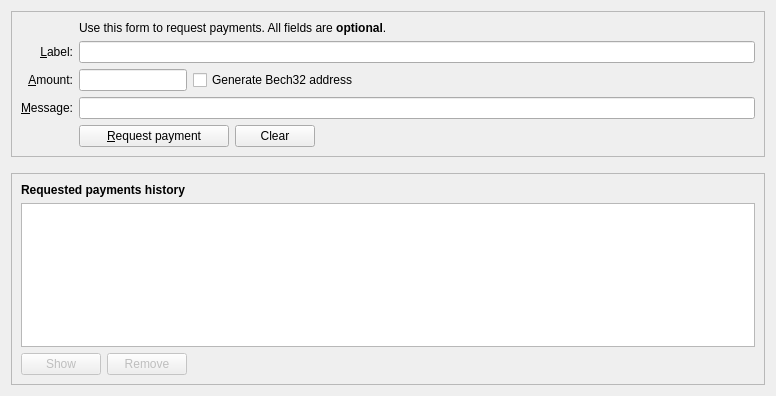
This is src/qt/forms/receivecoinsdialog.ui in digibyte/digibyte as Qt 5 draws it before an edit. The edited form follows.
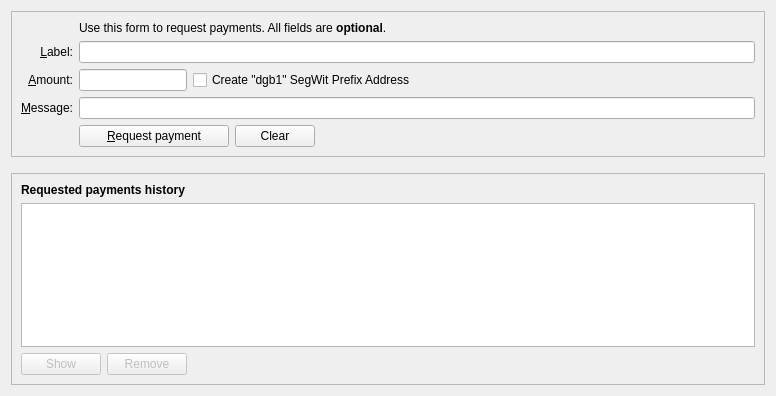
This is the edited form. Icons and pictures are not drawn. Custom widgets are drawn as their Qt base class.

Commit message: Create "dgb1" SegWit Prefix Address

The edit to the form file:
```diff
--- a/src/qt/forms/receivecoinsdialog.ui
+++ b/src/qt/forms/receivecoinsdialog.ui
@@ -209,7 +209,7 @@
              <string>Bech32 addresses (BIP-173) are cheaper to spend from and offer better protection against typos. When unchecked a P2SH wrapped SegWit address will be created, compatible with older wallets.</string>
             </property>
             <property name="text">
-             <string>Generate Bech32 address</string>
+             <string>Create "dgb1" SegWit Prefix Address</string>
             </property>
            </widget>
           </item>
```
The commit also changes 17 other files.
